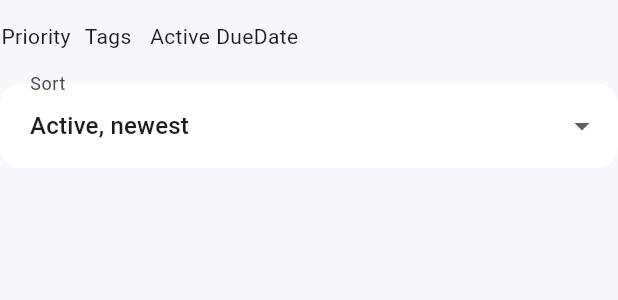
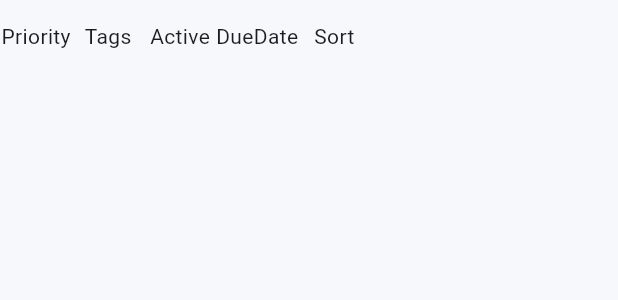
Before and after one commit to Aknirex/todo, a Flutter app: the _QueryControls widget shown alone on an empty page, opened directly with empty values, on a phone screen of 412 x 824 dp. Shown: the top 300 px of the screen. Run offline on Flutter 3.47's test engine with Material 3 defaults, Android fonts, the phone set to English and light mode, and no system bars; our stand-ins replace drift, flutter_riverpod, shared_preferences; accounts and stored records are empty.

Commit message:
feat: align mobile filter and sort controls

```diff
--- a/lib/features/workspace/workspace_page.dart
+++ b/lib/features/workspace/workspace_page.dart
@@ -528,41 +528,8 @@ class _QueryControls extends StatelessWidget {
                 ),
               ),
               _DueDateMenu(query: query, onSelected: onDueDateSelected),
+              _SortMenu(query: query, onSelected: onSortSelected),
             ],
-          ),
-        ),
-        const SizedBox(height: AppSpacing.small),
-        KeyedSubtree(
-          key: ValueKey('todo-sort-value-${query.sort.name}'),
-          child: DropdownButtonFormField<TodoSort>(
-            key: const ValueKey('todo-sort-filter'),
-            initialValue: query.sort,
-            decoration: InputDecoration(labelText: l10n.sortLabel),
-            items: [
-              DropdownMenuItem(
-                value: TodoSort.activeNewest,
-                child: Text(l10n.sortActiveNewest),
-              ),
-              DropdownMenuItem(
-                value: TodoSort.priority,
-                child: Text(l10n.sortPriority),
-              ),
-              DropdownMenuItem(
-                value: TodoSort.dueDate,
-                child: Text(l10n.sortDueDate),
-              ),
-              DropdownMenuItem(
-                value: TodoSort.titleAscending,
-                child: Text(l10n.sortTitleAscending),
-              ),
-              DropdownMenuItem(
-                value: TodoSort.titleDescending,
-                child: Text(l10n.sortTitleDescending),
-              ),
-            ],
-            onChanged: (sort) {
-              if (sort != null) onSortSelected(sort);
-            },
           ),
         ),
       ],
@@ -573,6 +540,41 @@ class _QueryControls extends StatelessWidget {
     if (completed == true) return l10n.completedFilter;
     if (completed == false) return l10n.activeFilter;
     return l10n.filterStatus;
+  }
+}
+
+class _SortMenu extends StatelessWidget {
+  const _SortMenu({required this.query, required this.onSelected});
+
+  final TodoQuery query;
+  final ValueChanged<TodoSort> onSelected;
+
+  @override
+  Widget build(BuildContext context) {
+    final l10n = AppLocalizations.of(context);
+    final labels = {
+      TodoSort.activeNewest: l10n.sortActiveNewest,
+      TodoSort.priority: l10n.sortPriority,
+      TodoSort.dueDate: l10n.sortDueDate,
+      TodoSort.titleAscending: l10n.sortTitleAscending,
+      TodoSort.titleDescending: l10n.sortTitleDescending,
+    };
+    return PopupMenuButton<TodoSort>(
+      key: const ValueKey('todo-sort-filter'),
+      position: PopupMenuPosition.under,
+      offset: const Offset(0, AppSpacing.xSmall),
+      onSelected: onSelected,
+      itemBuilder: (context) => TodoSort.values
+          .map(
+            (sort) => CheckedPopupMenuItem(
+              value: sort,
+              checked: query.sort == sort,
+              child: Text(labels[sort]!),
+            ),
+          )
+          .toList(growable: false),
+      child: _FilterButtonLabel(label: l10n.sortLabel),
+    );
   }
 }
 
```
Also changed, not shown: 1 other file. Lines whose indentation alone changed are shown as unchanged.
